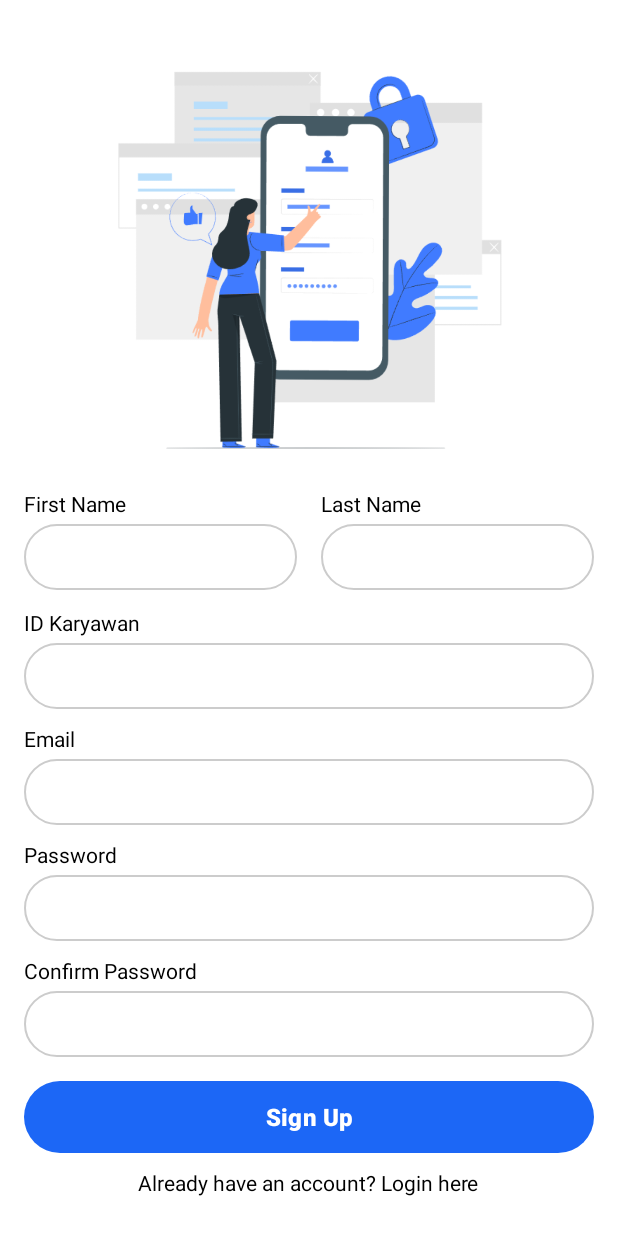
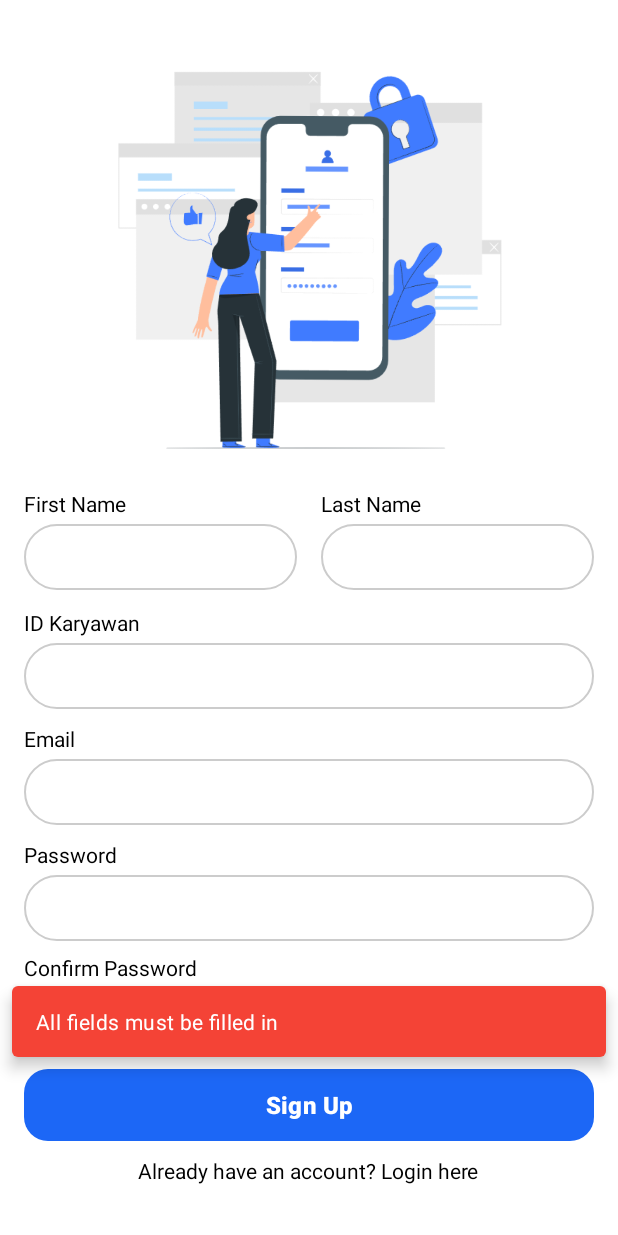
Before and after one commit to jibrankhairy/bithouse-app, an Android app: the RegisterActivity screen opened directly, with no data from a screen before it, after a tap on "Sign Up", on a phone screen of 412 x 824 dp. Run offline under Robolectric (Android 15) with nearby library versions, the light colour scheme and no system bars; our stand-ins replace Firebase (no records; nobody signed in at launch, a user with empty details on screens opened directly).

Commit message:
feat(register): improve input validation and use Snackbar for better UX

```diff
--- a/app/src/main/java/com/example/bitapp/RegisterActivity.kt
+++ b/app/src/main/java/com/example/bitapp/RegisterActivity.kt
@@ -6,6 +6,14 @@ import android.widget.*
 import androidx.appcompat.app.AppCompatActivity
 import com.google.firebase.auth.FirebaseAuth
 import com.google.firebase.firestore.FirebaseFirestore
+import android.text.Editable
+import android.text.TextWatcher
+import com.google.android.material.snackbar.Snackbar
+import android.graphics.Color
+import androidx.core.content.ContextCompat
+import android.os.Handler
+import android.os.Looper
+import android.view.MotionEvent
 
 
 class RegisterActivity : AppCompatActivity() {
@@ -38,6 +46,18 @@ class RegisterActivity : AppCompatActivity() {
         btnRegister = findViewById(R.id.btnRegister)
         tvToLogin = findViewById(R.id.tvToLogin)
 
+        btnRegister.setOnTouchListener { v, event ->
+            when (event.action) {
+                MotionEvent.ACTION_DOWN -> {
+                    v.animate().scaleX(0.96f).scaleY(0.96f).setDuration(80).start()
+                }
+                MotionEvent.ACTION_UP, MotionEvent.ACTION_CANCEL -> {
+                    v.animate().scaleX(1f).scaleY(1f).setDuration(80).start()
+                }
+            }
+            false
+        }
+
         btnRegister.setOnClickListener {
             val firstName = etFirstName.text.toString().trim()
             val lastName = etLastName.text.toString().trim()
@@ -46,13 +66,21 @@ class RegisterActivity : AppCompatActivity() {
             val password = etPassword.text.toString().trim()
 
             if (firstName.isEmpty() || lastName.isEmpty() || idKaryawanStr.isEmpty() || email.isEmpty() || password.isEmpty()) {
-                Toast.makeText(this, "Semua kolom harus diisi", Toast.LENGTH_SHORT).show()
+                Snackbar.make(findViewById(android.R.id.content), "All fields must be filled in", Snackbar.LENGTH_LONG)
+                    .setAnchorView(R.id.btnRegister)
+                    .setBackgroundTint(ContextCompat.getColor(this, R.color.red))
+                    .setTextColor(Color.WHITE)
+                    .show()
                 return@setOnClickListener
             }
 
             val idKaryawan = idKaryawanStr.toIntOrNull()
             if (idKaryawan == null) {
-                Toast.makeText(this, "ID Karyawan harus berupa angka", Toast.LENGTH_SHORT).show()
+                Snackbar.make(findViewById(android.R.id.content), "Employee ID must be numeric", Snackbar.LENGTH_LONG)
+                    .setAnchorView(R.id.btnRegister)
+                    .setBackgroundTint(ContextCompat.getColor(this, R.color.red))
+                    .setTextColor(Color.WHITE)
+                    .show()
                 return@setOnClickListener
             }
 
@@ -69,19 +97,71 @@ class RegisterActivity : AppCompatActivity() {
 
                         db.collection("users").document(uid).set(user)
                             .addOnSuccessListener {
-                                Toast.makeText(this, "Registrasi berhasil", Toast.LENGTH_SHORT).show()
-                                startActivity(Intent(this, LoginActivity::class.java))
-                                finish()
+                                val snackbar = Snackbar.make(findViewById(android.R.id.content), "Registrasi Successfull!", Snackbar.LENGTH_LONG)
+                                    .setAnchorView(R.id.btnRegister)
+                                    .setBackgroundTint(ContextCompat.getColor(this, R.color.secondary))
+                                    .setTextColor(Color.WHITE)
+
+                                snackbar.show()
+
+                                Handler(Looper.getMainLooper()).postDelayed({
+                                    startActivity(Intent(this, LoginActivity::class.java))
+                                    finish()
+                                }, 1500)
                             }
                             .addOnFailureListener { e ->
-                                Toast.makeText(this, "Gagal simpan data: ${e.message}", Toast.LENGTH_LONG).show()
+                                Snackbar.make(findViewById(android.R.id.content), "Failed to save data: ${e.message}", Snackbar.LENGTH_LONG)
+                                    .setAnchorView(R.id.btnRegister)
+                                    .setBackgroundTint(ContextCompat.getColor(this, R.color.red))
+                                    .setTextColor(Color.WHITE)
+                                    .show()
                             }
-
-                } else {
-                        Toast.makeText(this, "Registrasi gagal: ${task.exception?.message}", Toast.LENGTH_LONG).show()
+                    } else {
+                        Snackbar.make(findViewById(android.R.id.content), "Registrasi Failed: ${task.exception?.message}", Snackbar.LENGTH_LONG)
+                            .setAnchorView(R.id.btnRegister)
+                            .setBackgroundTint(ContextCompat.getColor(this, R.color.red))
+                            .setTextColor(Color.WHITE)
+                            .show()
                     }
                 }
         }
+
+        val tvPasswordWarning = findViewById<TextView>(R.id.tvPasswordWarning)
+        val tvConfirmPasswordWarning = findViewById<TextView>(R.id.tvConfirmPasswordWarning)
+
+        etPassword.addTextChangedListener(object : TextWatcher {
+            override fun beforeTextChanged(s: CharSequence?, start: Int, count: Int, after: Int) {}
+
+            override fun onTextChanged(s: CharSequence?, start: Int, before: Int, count: Int) {
+                val password = s.toString()
+                if (password.length in 1..5) {
+                    tvPasswordWarning.text = "Password must be at least 6 characters"
+                    tvPasswordWarning.visibility = TextView.VISIBLE
+                } else {
+                    tvPasswordWarning.visibility = TextView.GONE
+                }
+            }
+
+            override fun afterTextChanged(s: Editable?) {}
+        })
+
+        etConfirmPassword.addTextChangedListener(object : TextWatcher {
+            override fun beforeTextChanged(s: CharSequence?, start: Int, count: Int, after: Int) {}
+
+            override fun onTextChanged(s: CharSequence?, start: Int, before: Int, count: Int) {
+                val password = etPassword.text.toString()
+                val confirmPassword = s.toString()
+
+                if (confirmPassword != password) {
+                    tvConfirmPasswordWarning.text = "Password does not match"
+                    tvConfirmPasswordWarning.visibility = TextView.VISIBLE
+                } else {
+                    tvConfirmPasswordWarning.visibility = TextView.GONE
+                }
+            }
+
+            override fun afterTextChanged(s: Editable?) {}
+        })
 
         tvToLogin.setOnClickListener {
             val intent = Intent(this@RegisterActivity, LoginActivity::class.java)
--- /dev/null
+++ b/app/src/main/res/drawable/blue_button_ripple.xml
@@ -0,0 +1,14 @@
+<?xml version="1.0" encoding="utf-8"?>
+<ripple xmlns:android="http://schemas.android.com/apk/res/android"
+    android:color="?android:attr/colorControlHighlight">
+
+    <item android:id="@android:id/mask"
+        android:drawable="@color/white" />
+
+    <item>
+        <shape android:shape="rectangle">
+            <solid android:color="@color/secondary" />
+            <corners android:radius="16dp" />
+        </shape>
+    </item>
+</ripple>
--- a/app/src/main/res/layout/activity_register.xml
+++ b/app/src/main/res/layout/activity_register.xml
@@ -134,7 +134,17 @@
             android:paddingHorizontal="12dp"
             android:textColor="@color/black"
             android:textSize="14sp"
-            android:layout_marginBottom="10dp" />
+            android:layout_marginBottom="8dp" />
+
+        <TextView
+            android:id="@+id/tvPasswordWarning"
+            android:layout_width="wrap_content"
+            android:layout_height="wrap_content"
+            android:text="Password must be at least 6 characters"
+            android:textColor="@color/red"
+            android:textSize="12sp"
+            android:visibility="gone"
+            android:layout_marginBottom="6dp" />
 
         <TextView
             android:layout_width="wrap_content"
@@ -153,7 +163,17 @@
             android:paddingHorizontal="12dp"
             android:textColor="@color/black"
             android:textSize="14sp"
-            android:layout_marginBottom="16dp" />
+            android:layout_marginBottom="10dp" />
+
+        <TextView
+            android:id="@+id/tvConfirmPasswordWarning"
+            android:layout_width="wrap_content"
+            android:layout_height="wrap_content"
+            android:text="Password does not match"
+            android:textColor="@color/red"
+            android:textSize="12sp"
+            android:visibility="gone"
+            android:layout_marginBottom="6dp" />
 
         <Button
             android:id="@+id/btnRegister"
@@ -161,7 +181,7 @@
             android:layout_height="48dp"
             android:text="Sign Up"
             android:textStyle="bold"
-            android:background="@drawable/blue_button_rounded"
+            android:background="@drawable/blue_button_ripple"
             android:textColor="@color/white"
             android:textSize="16sp" />
 
```
